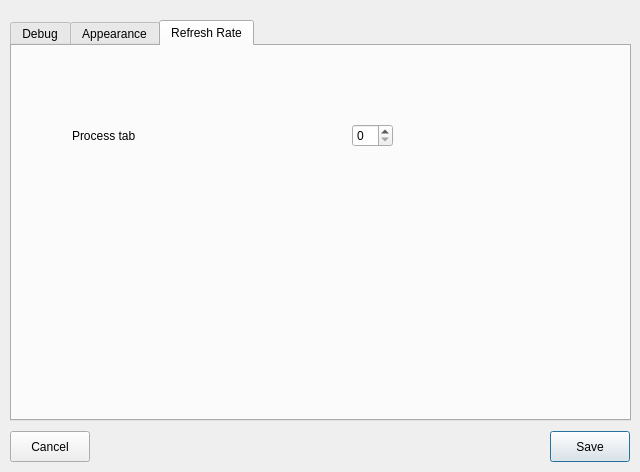
Qt form settingsdialog.ui (stoic1979/QtSysMonitor) before a commit.
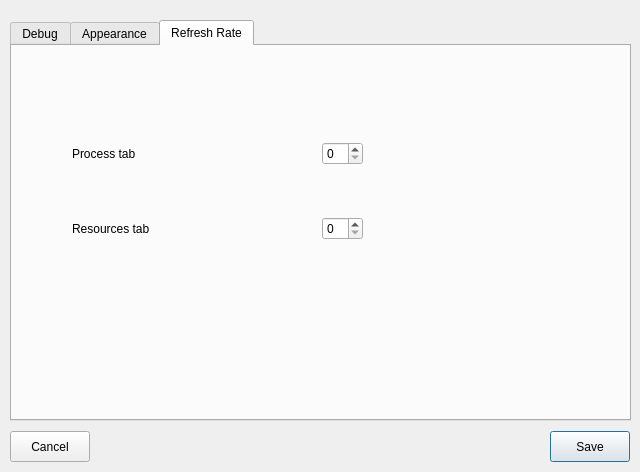
The same form after that commit. The open tabs and pages were chosen to show the change.

Commit message: Adds settings to refresh Resources tab automatically.

Patch:
```diff
--- a/settingsdialog.ui
+++ b/settingsdialog.ui
@@ -156,15 +156,17 @@
     <attribute name="title">
      <string>Refresh Rate</string>
     </attribute>
-    <widget class="QWidget" name="horizontalLayoutWidget">
+    <widget class="QWidget" name="">
      <property name="geometry">
       <rect>
        <x>60</x>
        <y>50</y>
-       <width>321</width>
-       <height>80</height>
+       <width>291</width>
+       <height>191</height>
       </rect>
      </property>
+     <layout class="QVBoxLayout" name="verticalLayout">
+      <item>
      <layout class="QHBoxLayout" name="horizontalLayout">
       <item>
        <widget class="QLabel" name="processLabel">
@@ -188,6 +190,35 @@
       </item>
       <item>
        <widget class="QSpinBox" name="processSpinBox"/>
+        </item>
+       </layout>
+      </item>
+      <item>
+       <layout class="QHBoxLayout" name="horizontalLayout_3">
+        <item>
+         <widget class="QLabel" name="processLabel_3">
+          <property name="text">
+           <string>Resources tab</string>
+          </property>
+         </widget>
+        </item>
+        <item>
+         <spacer name="horizontalSpacer_3">
+          <property name="orientation">
+           <enum>Qt::Horizontal</enum>
+          </property>
+          <property name="sizeHint" stdset="0">
+           <size>
+            <width>40</width>
+            <height>20</height>
+           </size>
+          </property>
+         </spacer>
+        </item>
+        <item>
+         <widget class="QSpinBox" name="socketSpinBox"/>
+        </item>
+       </layout>
       </item>
      </layout>
     </widget>
```
Lines whose indentation alone changed are shown as unchanged. The commit also changes 3 other files.
